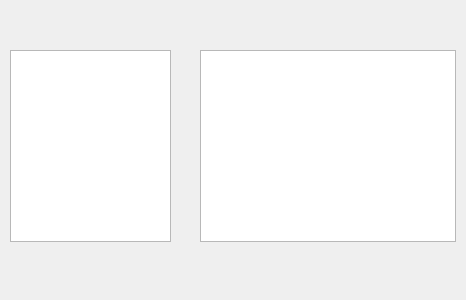
Old version of the form unreal/trunk/qrgui/mainwindow/gesturesShow/gestureswidget.ui in the repository qreal/qreal.
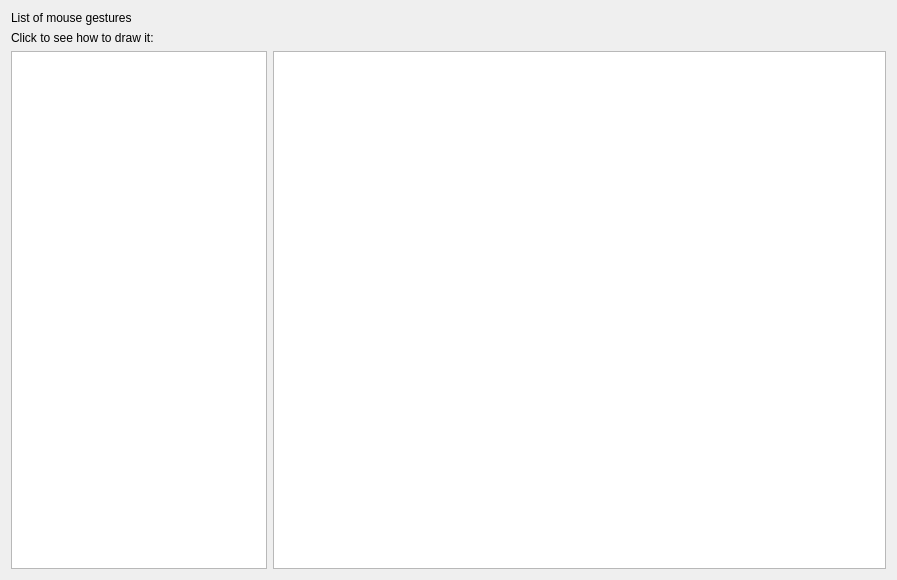
New version of the form.

Commit message: some tuning of Gestures Show (#338) GUI, also crash with tabs opening fixed.

```diff
--- a/unreal/trunk/qrgui/mainwindow/gesturesShow/gestureswidget.ui
+++ b/unreal/trunk/qrgui/mainwindow/gesturesShow/gestureswidget.ui
@@ -6,22 +6,26 @@
    <rect>
     <x>0</x>
     <y>0</y>
-    <width>466</width>
-    <height>300</height>
+    <width>897</width>
+    <height>580</height>
    </rect>
   </property>
   <property name="windowTitle">
    <string>Form</string>
   </property>
+  <layout class="QGridLayout" name="gridLayout">
+   <item row="2" column="0">
+    <widget class="QListWidget" name="listWidget">
+     <property name="sizePolicy">
+      <sizepolicy hsizetype="Fixed" vsizetype="Expanding">
+       <horstretch>0</horstretch>
+       <verstretch>0</verstretch>
+      </sizepolicy>
+     </property>
+    </widget>
+   </item>
+   <item row="2" column="1">
   <widget class="QGraphicsView" name="graphicsView">
-   <property name="geometry">
-    <rect>
-     <x>200</x>
-     <y>50</y>
-     <width>256</width>
-     <height>192</height>
-    </rect>
-   </property>
    <property name="minimumSize">
     <size>
      <width>256</width>
@@ -29,16 +33,34 @@
     </size>
    </property>
   </widget>
-  <widget class="QListWidget" name="listWidget">
-   <property name="geometry">
-    <rect>
-     <x>10</x>
-     <y>50</y>
-     <width>161</width>
-     <height>192</height>
-    </rect>
-   </property>
-  </widget>
+   </item>
+   <item row="0" column="0">
+    <widget class="QLabel" name="label">
+     <property name="sizePolicy">
+      <sizepolicy hsizetype="Fixed" vsizetype="Preferred">
+       <horstretch>0</horstretch>
+       <verstretch>0</verstretch>
+      </sizepolicy>
+     </property>
+     <property name="text">
+      <string>List of mouse gestures</string>
+     </property>
+    </widget>
+   </item>
+   <item row="1" column="0">
+    <widget class="QLabel" name="label_2">
+     <property name="sizePolicy">
+      <sizepolicy hsizetype="Fixed" vsizetype="Preferred">
+       <horstretch>0</horstretch>
+       <verstretch>0</verstretch>
+      </sizepolicy>
+     </property>
+     <property name="text">
+      <string>Click to see how to draw it:</string>
+     </property>
+    </widget>
+   </item>
+  </layout>
  </widget>
  <resources/>
  <connections/>
```
Lines whose indentation alone changed are shown as unchanged. The commit also changes 4 other files.
